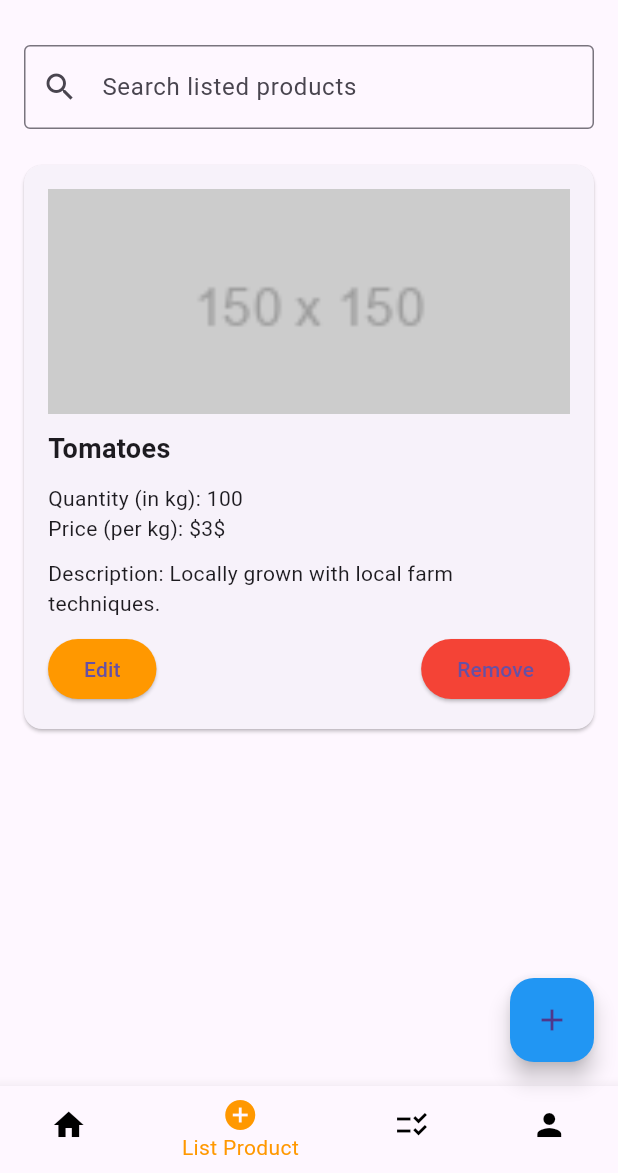
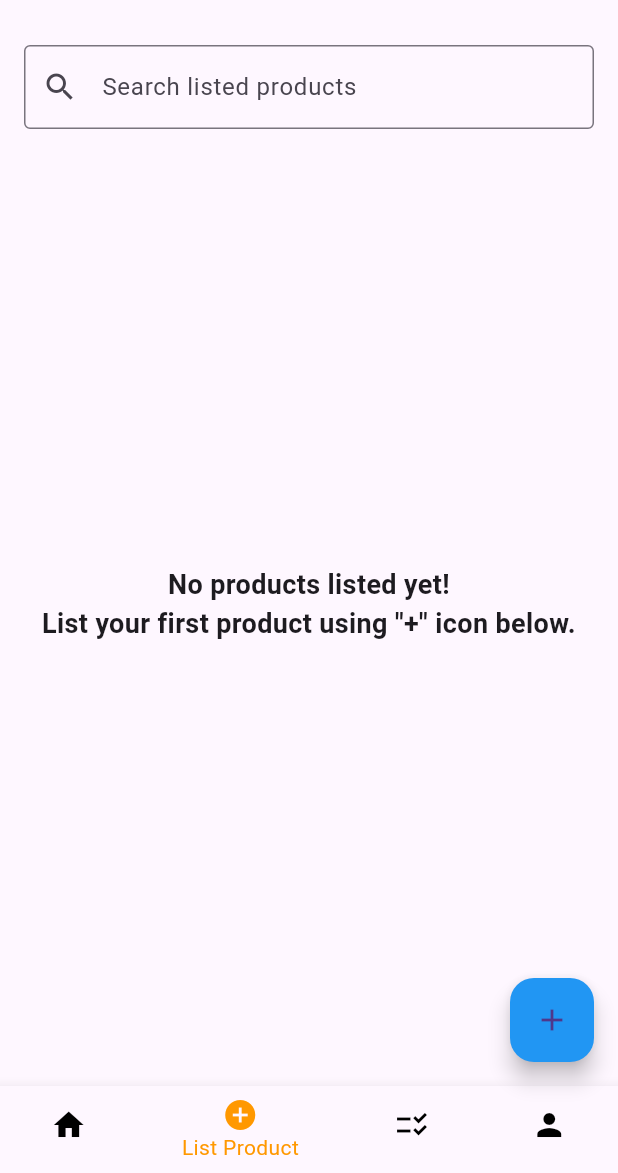
Before and after one commit to fagojs/FarmConnect, a Flutter app: the ListProductPage screen opened directly, on a phone screen of 412 x 824 dp, the part 63-1236 px from its top. Run offline on Flutter 3.47's test engine with Material 3 defaults, Android fonts, the phone set to English and light mode, and no system bars; our stand-ins replace image_picker.

Commit message:
display message if no product listed, filter products of current user, updted edit button working

```diff
--- a/lib/screens/farmer/list_product_page/list_product.dart
+++ b/lib/screens/farmer/list_product_page/list_product.dart
@@ -5,6 +5,8 @@ import 'package:flutter/material.dart';
 import './add_product.dart';
 import '../home_page.dart';
 import './edit_product.dart';
+import '../../../models/product_model.dart';
+import '../../../data/currentuser.dart';
 
 class ListProductPage extends StatefulWidget {
   @override
@@ -12,30 +14,22 @@ class ListProductPage extends StatefulWidget {
 }
 
 class _ListProductPageState extends State<ListProductPage> {
-  List<Map<String, dynamic>> _products = [
-    {
-      'name': 'Tomatoes',
-      'quantity': '100',
-      'price': '3\$',
-      'description': 'Locally grown with local farm techniques.',
-      'image': null,
-    },
-  ];
+
 
   final TextEditingController _searchController = TextEditingController();
-  List<Map<String, dynamic>> _filteredProducts = [];
+  List<Product>  _filteredProducts = [];
 
   int _currentIndex = 1; // To keep track of the selected bottom nav index
 
   @override
   void initState() {
     super.initState();
-    _filteredProducts = _products; // Initially show all products
+    _filteredProducts = currentUser.products; // Initially show all products
   }
 
   void _filterProducts(String query) {
-    final filtered = _products.where((product) {
-      final productName = product['name']!.toLowerCase();
+    final filtered = currentUser.products.where((product) {
+      final productName = product.productName.toLowerCase();
       return productName.contains(query.toLowerCase());
     }).toList();
     setState(() {
@@ -139,6 +133,24 @@ class _ListProductPageState extends State<ListProductPage> {
               ),
             ),
           ),
+          if(_filteredProducts.isEmpty)
+            Expanded(
+            child: Center(
+              child: Column(
+                mainAxisAlignment: MainAxisAlignment.center,
+                children: [
+                  Text(
+                    'No products listed yet!\n'
+                    'List your first product using "+" icon below.',
+                    style: TextStyle(fontSize: 18, fontWeight: FontWeight.bold),
+                    textAlign: TextAlign.center,
+                  ),
+                  SizedBox(height: 20),
+                ],
+              ),
+            ),
+          )
+          else
             Expanded(
               child: ListView.builder(
                 itemCount: _filteredProducts.length,
@@ -153,18 +165,16 @@ class _ListProductPageState extends State<ListProductPage> {
       floatingActionButton: FloatingActionButton(
         onPressed: () async {
           // Navigate to Add Product Form and await the result
-          final newProduct = await Navigator.push(
+          await Navigator.push(
             context,
             MaterialPageRoute(builder: (context) => AddProductPage()),
           );
 
           // If the user added a product, add it to the list and refresh the UI
-          if (newProduct != null) {
           setState(() {
-              _products.add(newProduct);
-              _filteredProducts = _products;
+            _filteredProducts = currentUser.products;
           });
-          }
+
         },
         child: Icon(Icons.add),
         backgroundColor: Colors.blue,
@@ -227,7 +237,7 @@ class _ListProductPageState extends State<ListProductPage> {
     );
   }
 
- Widget _buildProductCard(Map<String, dynamic> product) {
+ Widget _buildProductCard(Product product) {
   return Card(
     margin: EdgeInsets.symmetric(vertical: 8.0, horizontal: 16.0),
     child: Padding(
@@ -236,9 +246,9 @@ class _ListProductPageState extends State<ListProductPage> {
         crossAxisAlignment: CrossAxisAlignment.start,
         children: <Widget>[
           // Product Image
-          if (product['image'] != null)
+          if (product.productImage != null)
             Image.file(
-              product['image'],
+              product.productImage!,
               width: double.infinity,
               height: 150,
               fit: BoxFit.cover,
@@ -254,14 +264,17 @@ class _ListProductPageState extends State<ListProductPage> {
 
           // Product Name and Description
           Text(
-            product['name']!,
+            product.productName,
             style: TextStyle(fontSize: 18, fontWeight: FontWeight.bold),
           ),
           SizedBox(height: 10),
-          Text('Quantity (in kg): ${product['quantity']}'),
-          Text('Price (per kg): \$${product['price']}'),
+          Text('Quantity (in kg): ${product.quantity}'),
           SizedBox(height: 10),
-          Text('Description: ${product['description']}'),
+          Text('Price (per kg): \$${product.pricePerKg}'),
+          SizedBox(height: 10),
+          Text('Category: ${product.category}'),
+          SizedBox(height: 10),
+          Text('Description: ${product.description}'),
           SizedBox(height: 10),
 
           // Edit and Remove buttons
@@ -277,13 +290,12 @@ class _ListProductPageState extends State<ListProductPage> {
                       builder: (context) => EditProductPage(product: product),
                     ),
                   );
-
                   // If the product is updated, update the list
                   if (updatedProduct != null) {
                     setState(() {
-                      final index = _products.indexOf(product);
-                      _products[index] = updatedProduct;
-                      _filteredProducts = _products;
+                      final index = currentUser.products.indexOf(product);
+                      currentUser.products[index] = updatedProduct;
+                      _filteredProducts = currentUser.products;
                     });
                   }
                 },
@@ -294,8 +306,8 @@ class _ListProductPageState extends State<ListProductPage> {
                 onPressed: () {
                   // Remove product logic
                   setState(() {
-                    _products.remove(product);
-                    _filteredProducts = _products;
+                    currentUser.products.remove(product);
+                    _filteredProducts = currentUser.products;
                   });
                 },
                 child: Text('Remove'),
```
Lines whose indentation alone changed are shown as unchanged.
